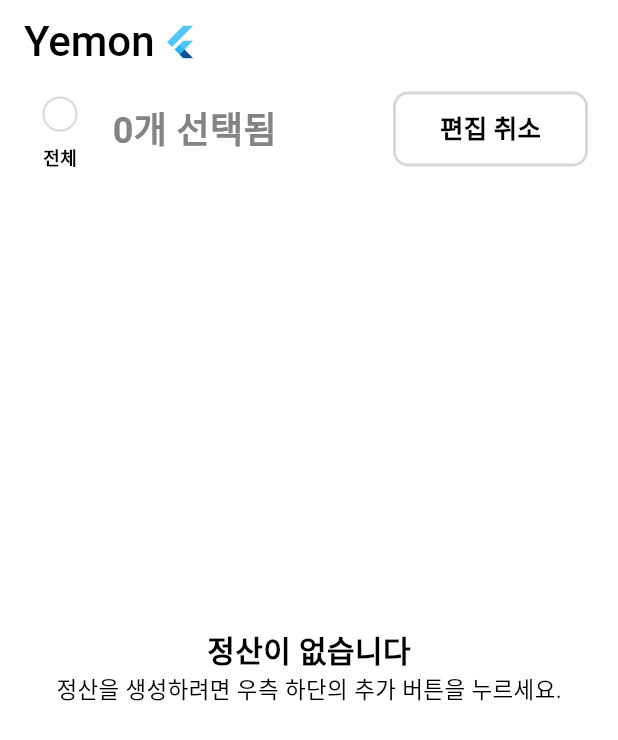
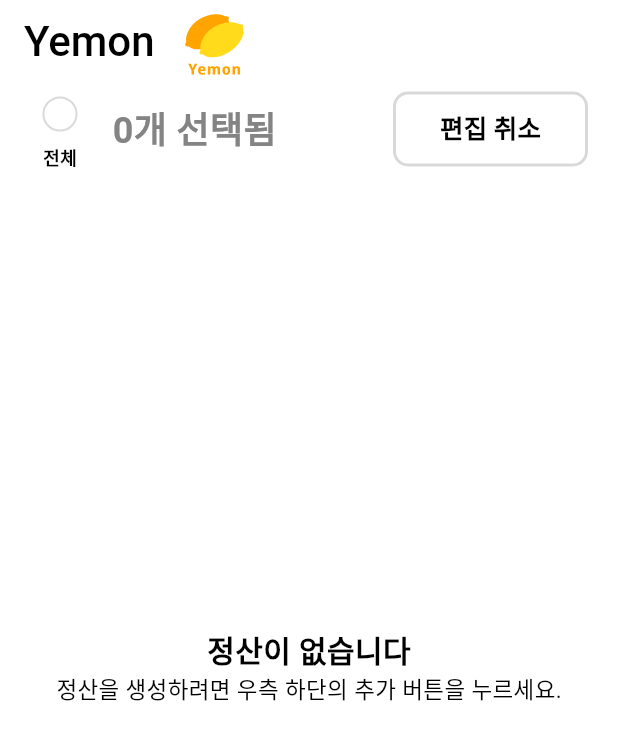
Before and after one commit to UmWooNeAh/Yemon, a Flutter app: the screen it shows after launch, after a tap on "목록 편집", on a phone screen of 412 x 824 dp. Shown: the top 740 px of the screen. Run offline on Flutter 3.47's test engine with Material 3 defaults, Android fonts, the phone set to English and light mode, and no system bars; our stand-ins replace dotted_border, flutter_inset_box_shadow, flutter_riverpod, flutter_svg, go_router, image_gallery_saver and 2 more; accounts and stored records are empty.

Commit message:
Design : Logo
Yemon 로고 삽입

```diff
--- a/lib/View/settlement_list_page.dart
+++ b/lib/View/settlement_list_page.dart
@@ -1,5 +1,6 @@
 import 'package:flutter/material.dart' hide BoxShadow, BoxDecoration;
 import 'package:flutter_riverpod/flutter_riverpod.dart';
+import 'package:flutter_svg/svg.dart';
 import 'package:go_router/go_router.dart';
 import 'package:flutter_inset_box_shadow/flutter_inset_box_shadow.dart';
 import 'package:sqflite/sqflite.dart';
@@ -108,9 +109,9 @@ class _SettlementListPageState extends ConsumerState<SettlementListPage> {
                 fontSize: 28,
               ),
             ),
-            Container(
-              child: FlutterLogo(),
-              margin: const EdgeInsets.only(left: 5),
+            SizedBox(
+              width: 80, height: 80,
+              child: SvgPicture.asset('assets/Yemon.svg')
             ),
           ],
         ),
--- a/lib/main.dart
+++ b/lib/main.dart
@@ -1,5 +1,6 @@
 import 'package:flutter/material.dart';
 import 'package:flutter_riverpod/flutter_riverpod.dart';
+import 'package:flutter_svg/flutter_svg.dart';
 import 'package:go_router/go_router.dart';
 import 'package:sqflite/sqflite.dart';
 import 'package:sqlite_test/DB/sqlflite_DB.dart';
@@ -78,16 +79,18 @@ class _SplashViewState extends ConsumerState<SplashView> {
       //앱 시작할 때 모든 테이블 데이터 날리고 시작 가능한 코드
       //db.rawDelete(sql1); db.rawDelete(sql2); db.rawDelete(sql3); db.rawDelete(sql4); db.rawDelete(sql5);
       ref.read(mainProvider).setDB(db).then((value){
-        context.go('/');
+        Future.delayed(const Duration(milliseconds: 1000), (){
+          context.go('/');
+        });
       });
     });
   }
 
   @override
   Widget build(BuildContext context) {
-    return const Scaffold(
+    return Scaffold(
       body: Center(
-        child: FlutterLogo(),
+        child: SvgPicture.asset('assets/Yemon.svg'),
       ),
     );
   }
--- a/pubspec.yaml
+++ b/pubspec.yaml
@@ -44,6 +44,7 @@ dependencies:
   dotted_border: ^2.1.0
   scroll_snap_list: ^0.9.1
   image_gallery_saver: ^2.0.3
+  flutter_svg: ^2.0.9
 
 dev_dependencies:
   flutter_test:
```
Also changed, not shown: assets/Yemon.svg (added), pubspec.lock.
